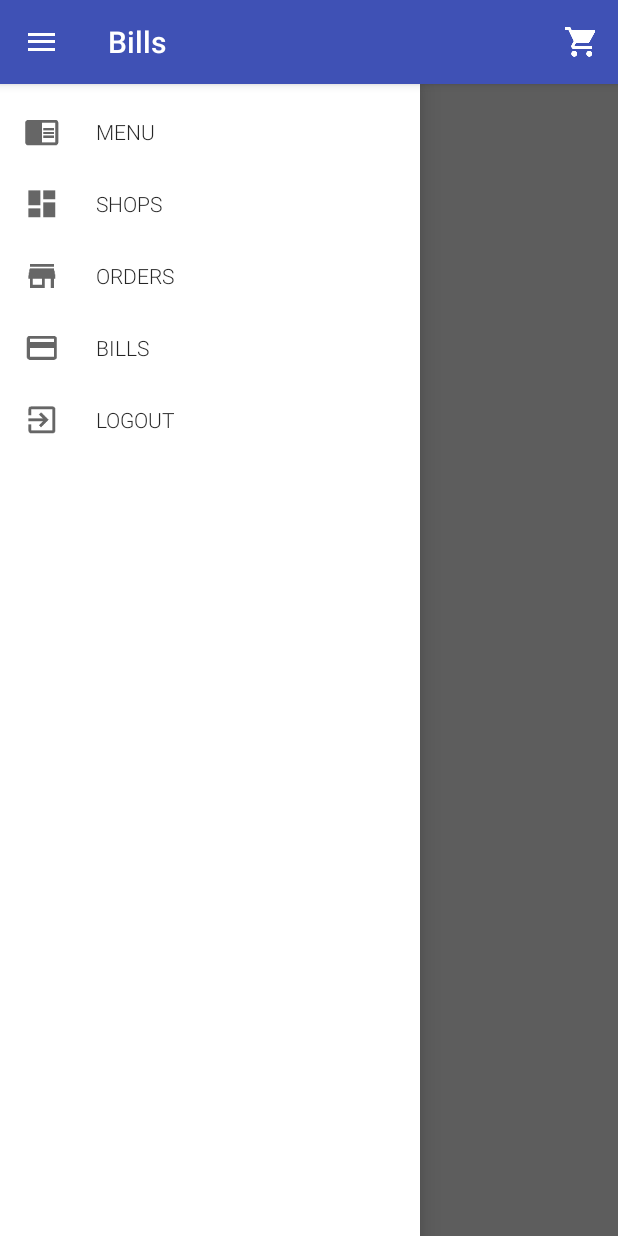
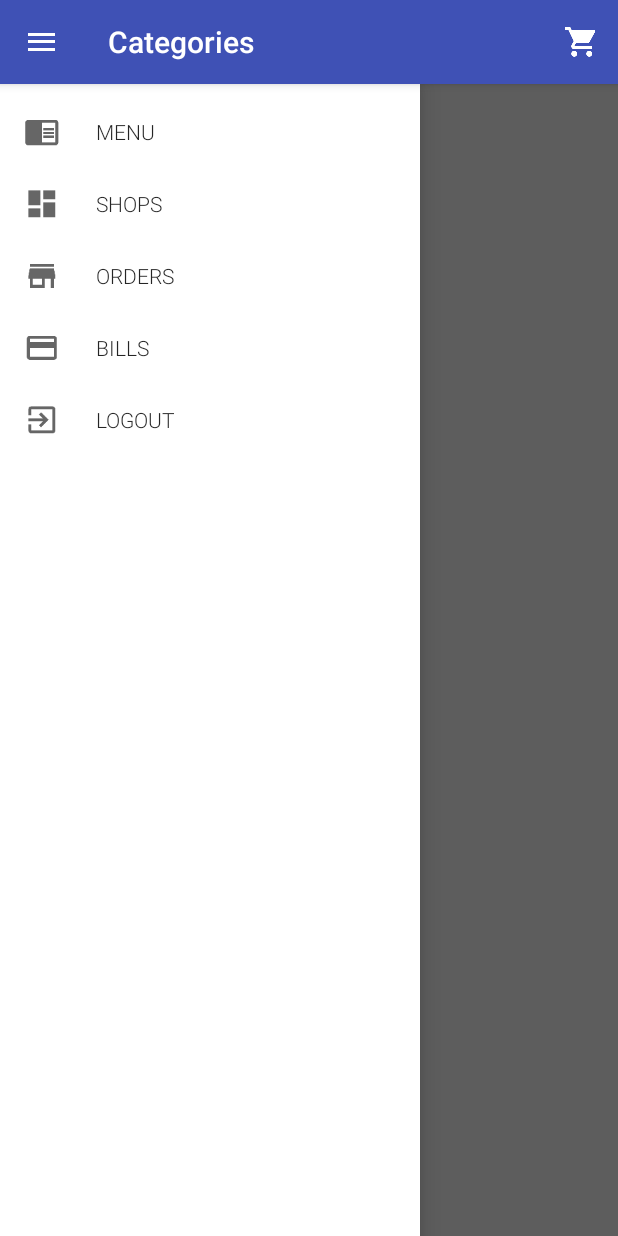
Before and after one commit to BijoySingh/IITBEats---Students, an Android app: the screen it shows after launch (MainActivity), with the side drawer open, on a phone screen of 412 x 824 dp. Run offline under Robolectric (Android 15) with nearby library versions, the phone set to English and light mode, and no system bars; our stand-ins replace Volley; libraries missing offline, so code that uses them is left out: com.nostra13.universalimageloader; network calls fail; 1 statement that could not run was skipped.

Commit message:
category string

```diff
--- a/src/main/java/com/gymkhana/iitbeats/MainActivity.java
+++ b/src/main/java/com/gymkhana/iitbeats/MainActivity.java
@@ -90,7 +90,7 @@ public class MainActivity extends ActionBarActivity implements DrawerFragment.On
         if (fragment != null) {
             FragmentManager fragmentManager = getSupportFragmentManager();
             fragmentManager.beginTransaction()
-                    .add(R.id.page_fragment, fragment)
+                    .replace(R.id.page_fragment, fragment)
                     .commit();
             mDrawerFragment.mDrawerLayout.closeDrawers();
         } else {
--- a/src/main/java/com/gymkhana/iitbeats/fragments/CategoryFragment.java
+++ b/src/main/java/com/gymkhana/iitbeats/fragments/CategoryFragment.java
@@ -34,7 +34,7 @@ public class CategoryFragment extends RefreshBasedFragment<CategoryItem> {
         ApiResponseUtility.parseResponse(cache, mApiItem, this);
         refreshList();
 
-        Functions.setActionBarTitle((ActionBarActivity) getActivity(), getString(R.string.drawer_bills));
+        Functions.setActionBarTitle((ActionBarActivity) getActivity(), getString(R.string.drawer_categories));
 
         return rootView;
     }
--- a/src/main/res/values/drawer.xml
+++ b/src/main/res/values/drawer.xml
@@ -2,6 +2,7 @@
 <resources>
     <string name="drawer_menu">Menu</string>
     <string name="drawer_shops">Shops</string>
+    <string name="drawer_categories">Categories</string>
     <string name="drawer_orders">Orders</string>
     <string name="drawer_bills">Bills</string>
     <string name="drawer_login">Login</string>
```
